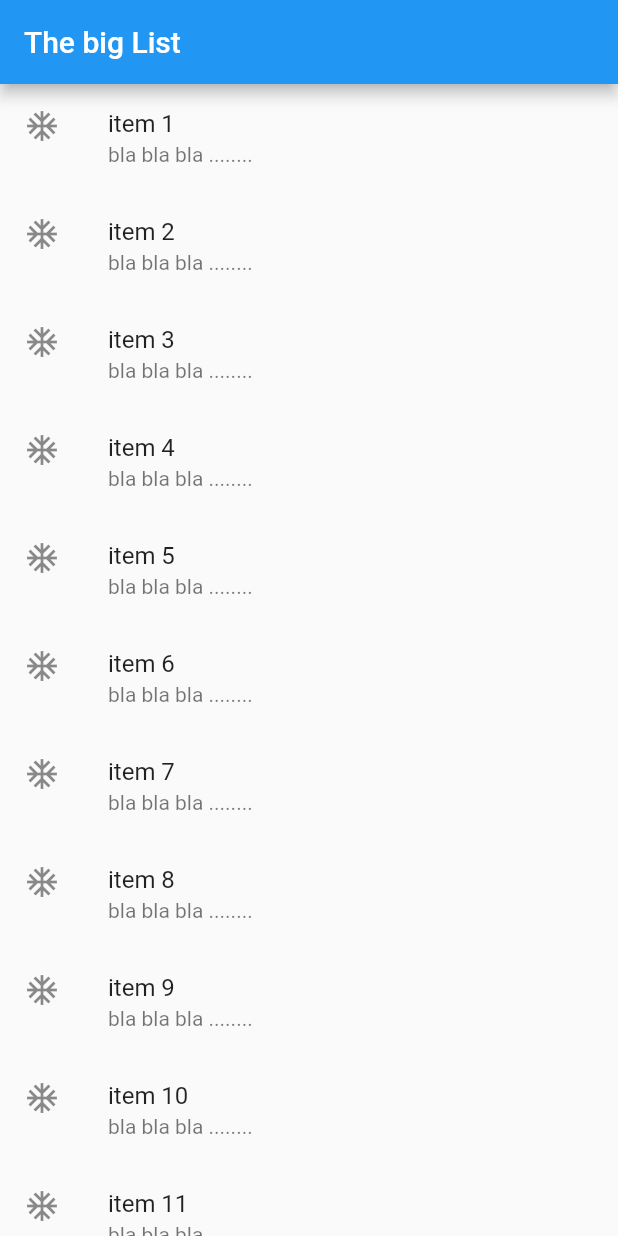
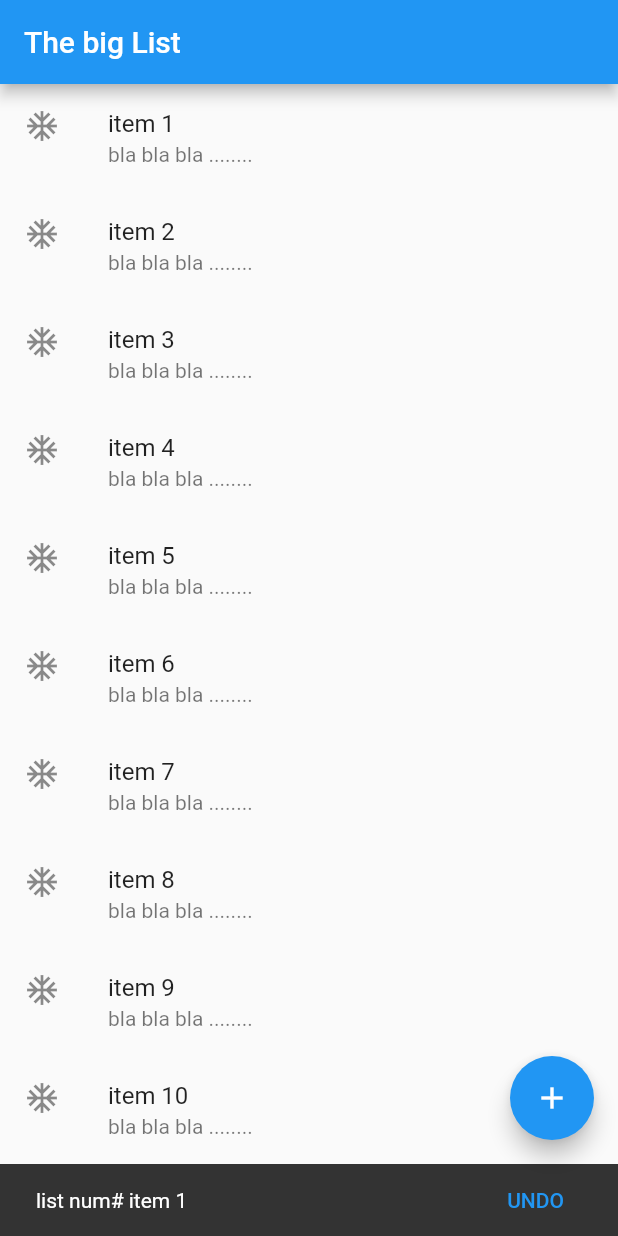
Before and after one commit to alMohamady/flutter_app, a Flutter app: the screen it shows after launch, after a tap on an icon or button, on a phone screen of 412 x 824 dp. Run offline on Flutter 3.47's test engine with Material 2 defaults, Android fonts, the phone set to English and light mode, and no system bars.

Commit message:
Add Floating buttons and Snack Bar

```diff
--- a/lib/main.dart
+++ b/lib/main.dart
@@ -20,7 +20,13 @@ void main() {
           home: Scaffold(
             appBar: AppBar(title: Text("The big List")),
             body: myBigList(),
-
+            floatingActionButton: FloatingActionButton(
+              onPressed: () {
+                debugPrint("Add new item");
+              },
+              child: Icon(Icons.add),
+              tooltip: "add new item",
+            ),
           )
       )
   );
@@ -72,10 +78,38 @@ Widget myBigList() {
           leading: Icon(Icons.ac_unit),
             title: Text(items[i]),
             subtitle: Text("bla bla bla ........"),
-          onTap: () { debugPrint("list num# ${items[i]}"); },
+          onTap: () {
+            showBar(context , "list num# ${items[i]}");
+            },
         );
       }
   );
 
   return listView;
 }
+
+void showBar(BuildContext context, String msg) {
+  var bar = SnackBar(
+    content: Text(msg),
+    action: SnackBarAction(label: "UNDO", onPressed: () {
+      onClick(context);
+    }),
+  ) ;
+
+  Scaffold.of(context).showSnackBar(bar);
+}
+
+void onClick(BuildContext context){
+
+  AlertDialog alertDialog = AlertDialog(
+    title: Text("UNDO"),
+    content: Text("UNDO THE OPERTION :)"),
+  );
+
+  showDialog(
+      context: context,
+      builder: (BuildContext context) {
+        return alertDialog;
+      }
+  );
+}
```
